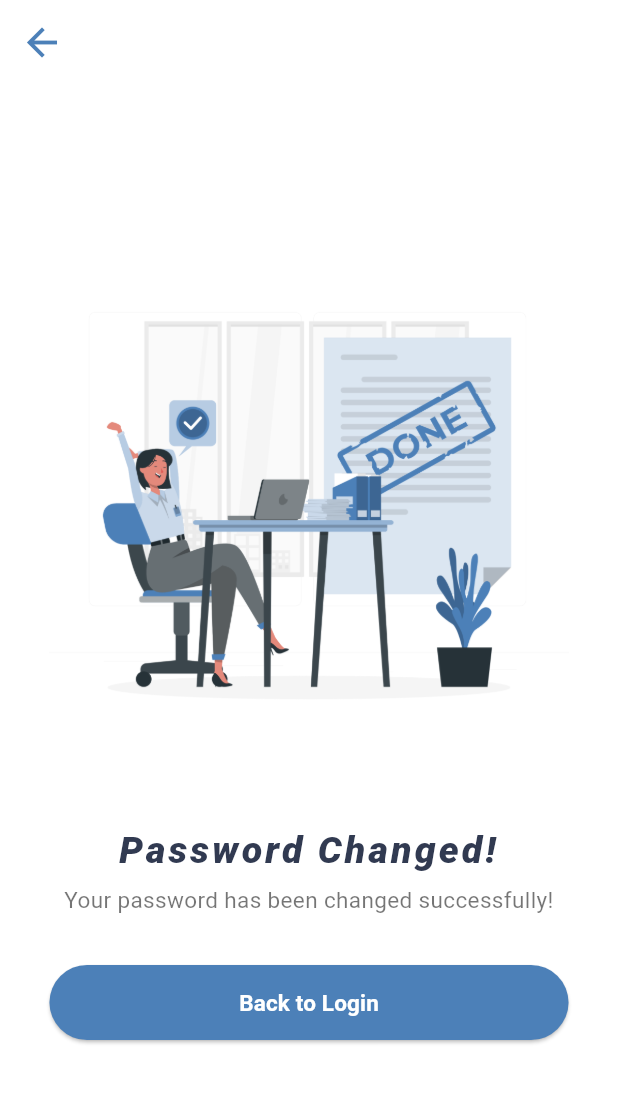
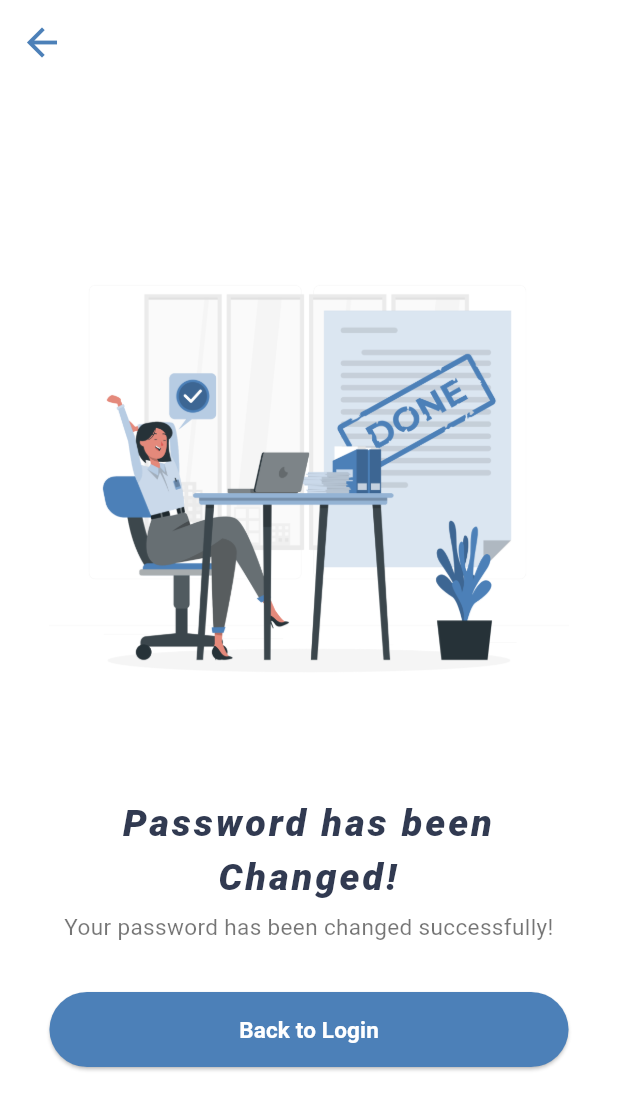
Before and after one commit to Yumahara012/RackNRoll, a Flutter app: the ForgotSuccessScreen screen opened directly, on a phone screen of 412 x 824 dp. Shown: the top 1110 px of the screen. Run offline on Flutter 3.47's test engine with Material 3 defaults, Android fonts, the phone set to English and light mode, and no system bars; our stand-ins replace lottie, supabase_flutter; accounts and stored records are empty.

Commit message:
I committed

```diff
--- a/rack_n_roll/lib/screens/forgot_success.dart
+++ b/rack_n_roll/lib/screens/forgot_success.dart
@@ -44,7 +44,7 @@ class _ForgotSuccessScreen extends State<ForgotSuccessScreen> {
             Align(
               alignment: Alignment.center,
               child: Text(
-                "Password Changed!",
+                "Password has been Changed!",
                 textAlign: TextAlign.center,
                 style: TextStyle(
                     fontSize: 25,
```
